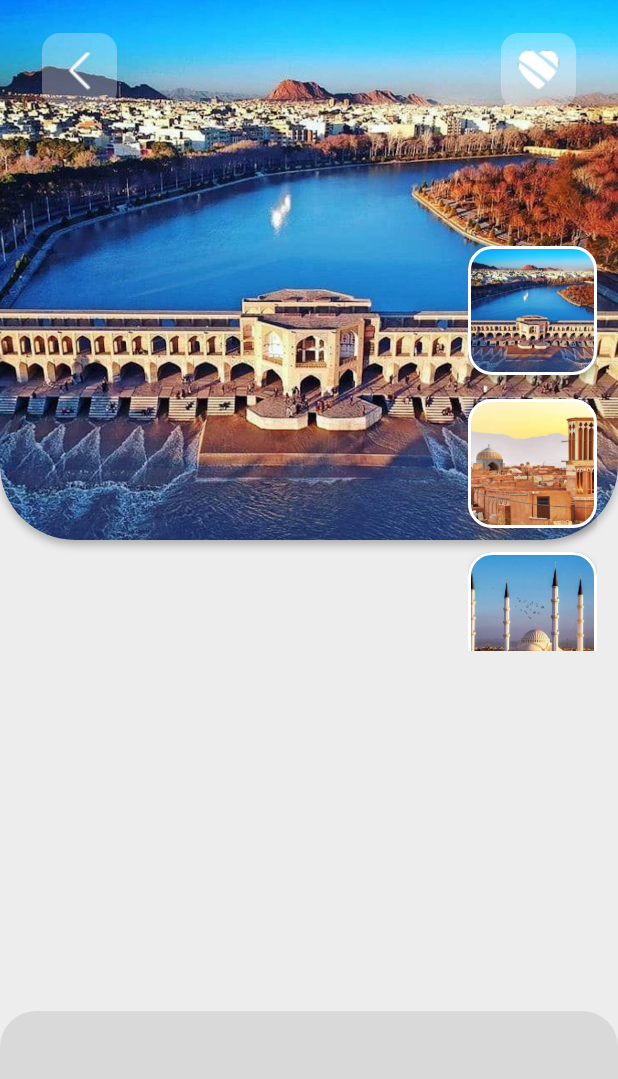
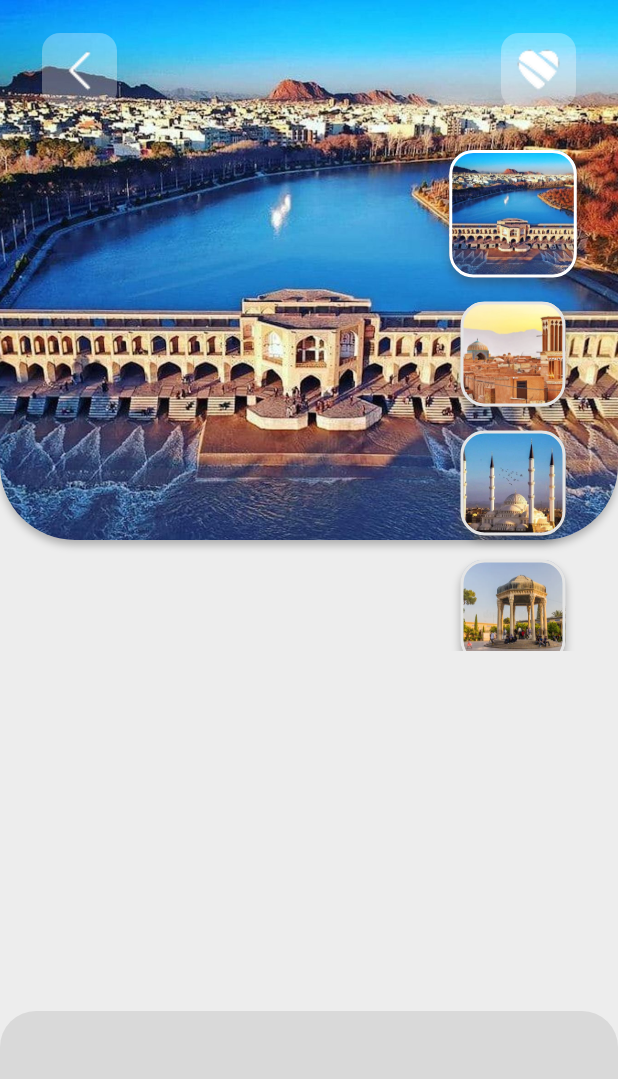
Before and after one commit to 4itsam/travelApp, a Flutter app: the screen it shows after launch, on a phone screen of 412 x 824 dp. Shown: the top 1079 px of the screen. Run offline on Flutter 3.47's test engine with Material 3 defaults, Android fonts, the phone set to English and light mode, and no system bars.

Commit message:
complete ImageItems

```diff
--- a/lib/home/home.dart
+++ b/lib/home/home.dart
@@ -9,21 +9,24 @@ class Home extends StatefulWidget {
 
 class _HomeState extends State<Home> {
   List<TravelList> travelList = [];
+  int selectedIndex = 0; // <--- Moved selectedIndex to be a state variable
+  double imageSize =
+      70; // <--- Good to also make this a state variable if its value doesn't change based on build context
+
+  @override
+  void initState() {
+    super.initState();
+    _getTravelList(); // Initialize travelList here
+  }
 
   void _getTravelList() {
     travelList = TravelList.getModels();
   }
 
   @override
-  void initState() {
-    super.initState();
-    _getTravelList();
-  }
-
   Widget build(BuildContext context) {
+    // No need to call _getTravelList() here every build, call it in initState
     var size = MediaQuery.of(context).size;
-    int selectedIndex = 0;
-    double imageSize = 86;
 
     return SafeArea(
       child: Scaffold(
@@ -33,8 +36,6 @@ class _HomeState extends State<Home> {
             Container(
               width: double.infinity,
               height: size.height / 1.9,
-              //! color: Colors.red,
-              // color: Colors.red,
               child: Stack(
                 children: [
                   Positioned(
@@ -58,7 +59,7 @@ class _HomeState extends State<Home> {
                         ),
                         image: DecorationImage(
                           fit: BoxFit.cover,
-                          image: AssetImage(Assets.images.esfahan.path),
+                          image: AssetImage(travelList[selectedIndex].image),
                         ),
                       ),
                     ),
@@ -97,54 +98,20 @@ class _HomeState extends State<Home> {
                     ),
                   ),
                   Positioned(
-                    right: 14,
-                    top: 164,
+                    top: 100,
+                    right: 20,
                     child: SizedBox(
-                      height: 300,
-                      width: 86,
+                      height: double.maxFinite,
+                      width: 100,
 
                       child: ListView.separated(
                         scrollDirection: Axis.vertical,
                         physics: BouncingScrollPhysics(),
                         itemBuilder: (BuildContext context, int index) {
-                          return InkWell(
-                            autofocus: true,
-
-                            onTap: () {
-                              setState(() {
-                                selectedIndex = 3;
-                              });
-                            },
-                            child: AnimatedContainer(
-                              height: imageSize,
-                              width: imageSize,
-                              decoration: BoxDecoration(
-                                border: Border.all(
-                                  color: Colors.white,
-                                  width: 2,
-                                ),
-                                color: const Color.fromARGB(255, 100, 100, 100),
-                                borderRadius: BorderRadius.circular(16),
-                                image: DecorationImage(
-                                  fit: BoxFit.cover,
-                                  image: AssetImage(
-                                    travelList[index].image,
-                                  ),
-                                ),
-                                boxShadow: [
-                                  BoxShadow(
-                                    color: const Color.fromARGB(90, 61, 61, 61),
-                                    blurRadius: 4,
-                                    offset: Offset(0, 4),
-                                    blurStyle: BlurStyle.normal,
-                                  ),
-                                ],
-                              ),
-                              duration: Duration(milliseconds: 500),
-                            ),
-                          );
+                          return ImageItems(index);
                         },
-                        itemCount: 4,
+                        itemCount:
+                            travelList.length, // Use travelList.length here
                         separatorBuilder: (BuildContext context, int index) {
                           return SizedBox(height: 16);
                         },
@@ -157,7 +124,6 @@ class _HomeState extends State<Home> {
             Expanded(
               child: Container(
                 width: double.infinity,
-                //! color: Colors.blue,
                 child: Stack(
                   children: [
                     Align(
@@ -182,4 +148,46 @@ class _HomeState extends State<Home> {
       ),
     );
   }
+
+  Widget ImageItems(int index) {
+    return Column(
+      children: [
+        InkWell(
+          onTap: () {
+            setState(() {
+              selectedIndex = index;
+            });
+          },
+          child: AnimatedContainer(
+            height: selectedIndex == index ? imageSize + 15 : imageSize,
+            width: selectedIndex == index ? imageSize + 15 : imageSize,
+            decoration: BoxDecoration(
+              border: Border.all(
+                color:
+                    selectedIndex == index
+                        ? const Color.fromARGB(255, 255, 255, 255)
+                        : const Color.fromARGB(255, 228, 228, 228),
+                width: 2,
+              ),
+              color: const Color.fromARGB(255, 100, 100, 100),
+              borderRadius: BorderRadius.circular(16),
+              image: DecorationImage(
+                fit: BoxFit.cover,
+                image: AssetImage(travelList[index].image),
+              ),
+              boxShadow: [
+                BoxShadow(
+                  color: const Color.fromARGB(90, 61, 61, 61),
+                  blurRadius: 4,
+                  offset: Offset(0, 4),
+                  blurStyle: BlurStyle.normal,
+                ),
+              ],
+            ),
+            duration: Duration(milliseconds: 500),
+          ),
+        ),
+      ],
+    );
+  }
 }
--- a/lib/models.dart/model.dart
+++ b/lib/models.dart/model.dart
@@ -56,7 +56,7 @@ class TravelList {
     travelList.add(
       TravelList(
         title: "Shiraz",
-        image: Assets.images.esfahan.path,
+        image: Assets.images.shiraz.path,
         subtitle: "Hafez",
         location: "Shiraz - Iran",
         description:
```
